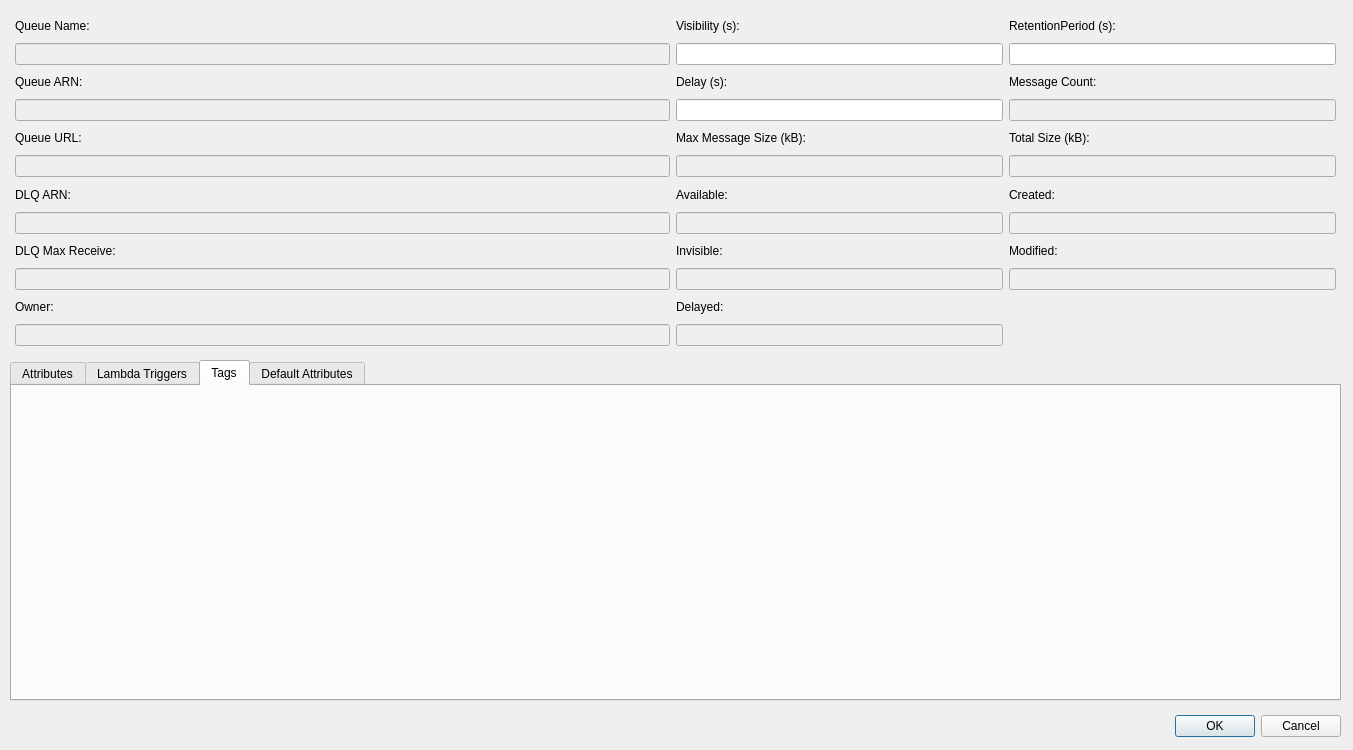
Old version of the form src/modules/sqs/SQSQueueDetailsDialog.ui in the repository jensvogt/awsmock-qt-ui.
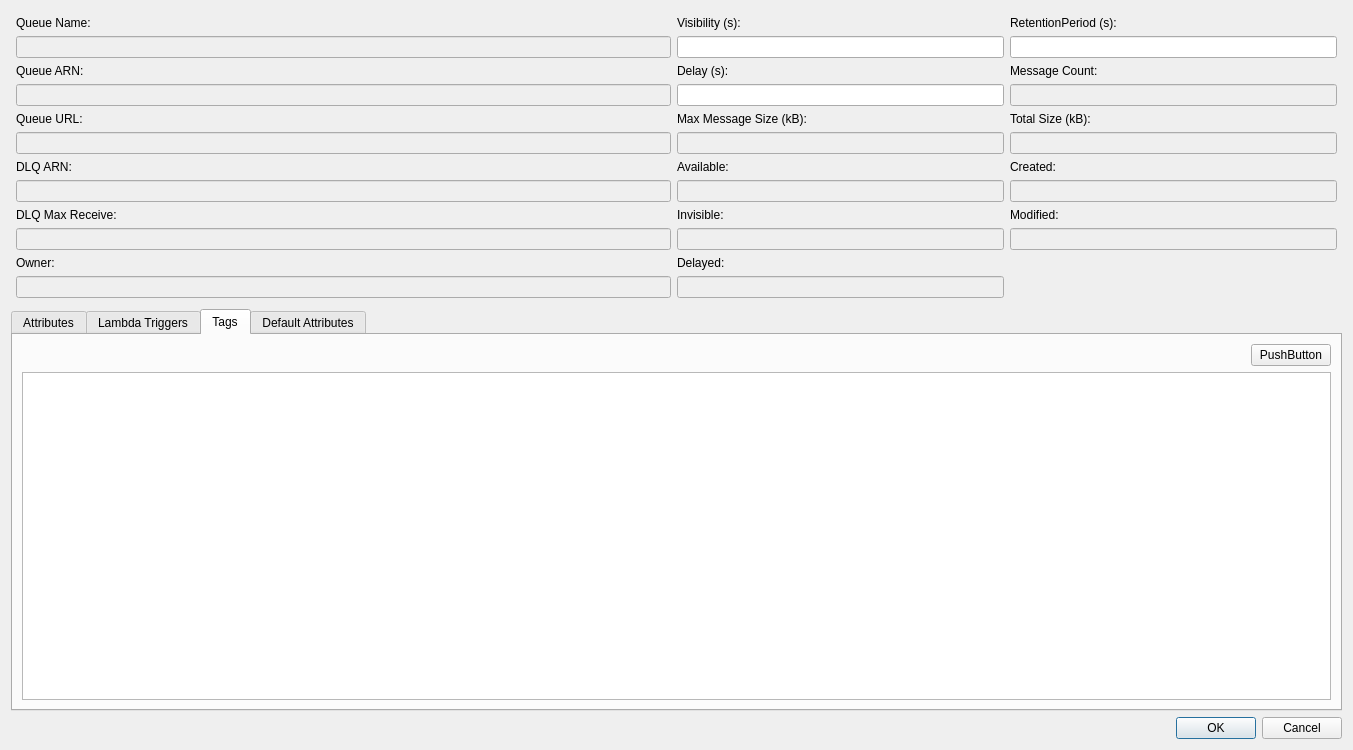
New version of the form. The open tabs and pages were chosen to show the change.

Commit message: fix: fix SQS queue details dialog layout, SQS message dialog layout

The edit to the form file:
```diff
--- a/src/modules/sqs/SQSQueueDetailsDialog.ui
+++ b/src/modules/sqs/SQSQueueDetailsDialog.ui
@@ -13,28 +13,8 @@
   <property name="windowTitle">
    <string>Edit SQS Queue</string>
   </property>
-  <widget class="QDialogButtonBox" name="sqsQueueDetailsButtonBox">
-   <property name="geometry">
-    <rect>
-     <x>950</x>
-     <y>710</y>
-     <width>391</width>
-     <height>32</height>
-    </rect>
-   </property>
-   <property name="standardButtons">
-    <set>QDialogButtonBox::StandardButton::Cancel|QDialogButtonBox::StandardButton::Ok</set>
-   </property>
-  </widget>
-  <widget class="QWidget" name="gridLayoutWidget">
-   <property name="geometry">
-    <rect>
-     <x>10</x>
-     <y>10</y>
-     <width>1331</width>
-     <height>341</height>
-    </rect>
-   </property>
+  <layout class="QVBoxLayout" name="verticalLayout">
+   <item>
    <layout class="QGridLayout" name="gridLayout" columnstretch="2,1,1">
     <property name="leftMargin">
      <number>5</number>
@@ -290,38 +270,28 @@
      </widget>
     </item>
    </layout>
-  </widget>
+   </item>
+   <item>
   <widget class="QTabWidget" name="tabWidget">
-   <property name="geometry">
-    <rect>
-     <x>10</x>
-     <y>360</y>
-     <width>1331</width>
-     <height>341</height>
-    </rect>
-   </property>
    <property name="currentIndex">
-    <number>3</number>
+      <number>2</number>
    </property>
    <widget class="QWidget" name="attributesTab">
     <attribute name="title">
      <string>Attributes</string>
     </attribute>
-    <widget class="QWidget" name="verticalLayoutWidget">
-     <property name="geometry">
-      <rect>
-       <x>0</x>
-       <y>0</y>
-       <width>1331</width>
-       <height>311</height>
-      </rect>
-     </property>
-     <layout class="QVBoxLayout" name="verticalLayout">
+      <layout class="QVBoxLayout" name="verticalLayoutAttr">
+       <property name="leftMargin">
+        <number>9</number>
+       </property>
       <property name="topMargin">
-       <number>0</number>
+        <number>9</number>
+       </property>
+       <property name="rightMargin">
+        <number>9</number>
       </property>
       <property name="bottomMargin">
-       <number>0</number>
+        <number>9</number>
       </property>
       <item>
        <layout class="QHBoxLayout" name="horizontalLayout">
@@ -367,26 +337,22 @@
       </item>
      </layout>
     </widget>
-   </widget>
    <widget class="QWidget" name="lambdaTriggerTab">
     <attribute name="title">
      <string>Lambda Triggers</string>
     </attribute>
-    <widget class="QWidget" name="verticalLayoutWidget_2">
-     <property name="geometry">
-      <rect>
-       <x>0</x>
-       <y>0</y>
-       <width>1331</width>
-       <height>311</height>
-      </rect>
-     </property>
-     <layout class="QVBoxLayout" name="verticalLayout_2">
+      <layout class="QVBoxLayout" name="verticalLayoutLambda">
+       <property name="leftMargin">
+        <number>9</number>
+       </property>
       <property name="topMargin">
-       <number>0</number>
+        <number>9</number>
+       </property>
+       <property name="rightMargin">
+        <number>9</number>
       </property>
       <property name="bottomMargin">
-       <number>0</number>
+        <number>9</number>
       </property>
       <item>
        <layout class="QHBoxLayout" name="horizontalLayout_2">
@@ -426,25 +392,70 @@
       </item>
      </layout>
     </widget>
-   </widget>
    <widget class="QWidget" name="tagsTab">
     <attribute name="title">
      <string>Tags</string>
     </attribute>
+      <layout class="QVBoxLayout" name="verticalLayoutTags">
+       <property name="leftMargin">
+        <number>9</number>
+       </property>
+       <property name="topMargin">
+        <number>9</number>
+       </property>
+       <property name="rightMargin">
+        <number>9</number>
+       </property>
+       <property name="bottomMargin">
+        <number>9</number>
+       </property>
+       <item>
+        <layout class="QHBoxLayout" name="horizontalLayout_4">
+         <item>
+          <spacer name="horizontalSpacer_4">
+           <property name="orientation">
+            <enum>Qt::Orientation::Horizontal</enum>
+           </property>
+           <property name="sizeHint" stdset="0">
+            <size>
+             <width>40</width>
+             <height>20</height>
+            </size>
+           </property>
+          </spacer>
+         </item>
+         <item>
+          <widget class="QPushButton" name="addTagButton">
+           <property name="text">
+            <string>PushButton</string>
+           </property>
+          </widget>
+         </item>
+        </layout>
+       </item>
+       <item>
+        <widget class="QTableView" name="tableView"/>
+       </item>
+      </layout>
    </widget>
    <widget class="QWidget" name="defaultAttributeTab">
     <attribute name="title">
      <string>Default Attributes</string>
     </attribute>
-    <widget class="QWidget" name="verticalLayoutWidget_3">
-     <property name="geometry">
-      <rect>
-       <x>0</x>
-       <y>0</y>
-       <width>1331</width>
-       <height>311</height>
-      </rect>
-     </property>
+      <layout class="QVBoxLayout" name="verticalLayoutLambda">
+       <property name="leftMargin">
+        <number>9</number>
+       </property>
+       <property name="topMargin">
+        <number>9</number>
+       </property>
+       <property name="rightMargin">
+        <number>9</number>
+       </property>
+       <property name="bottomMargin">
+        <number>9</number>
+       </property>
+       <item>
      <layout class="QVBoxLayout" name="verticalLayout_3">
       <item>
        <layout class="QHBoxLayout" name="horizontalLayout_3">
@@ -480,9 +491,19 @@
        <widget class="QTableWidget" name="defaultAttributeTable"/>
       </item>
      </layout>
-    </widget>
-   </widget>
-  </widget>
+       </item>
+      </layout>
+     </widget>
+    </widget>
+   </item>
+   <item>
+    <widget class="QDialogButtonBox" name="sqsQueueDetailsButtonBox">
+     <property name="standardButtons">
+      <set>QDialogButtonBox::StandardButton::Cancel|QDialogButtonBox::StandardButton::Ok</set>
+     </property>
+    </widget>
+   </item>
+  </layout>
  </widget>
  <resources/>
  <connections/>
```
Lines whose indentation alone changed are shown as unchanged. The commit also changes 11 other files.
